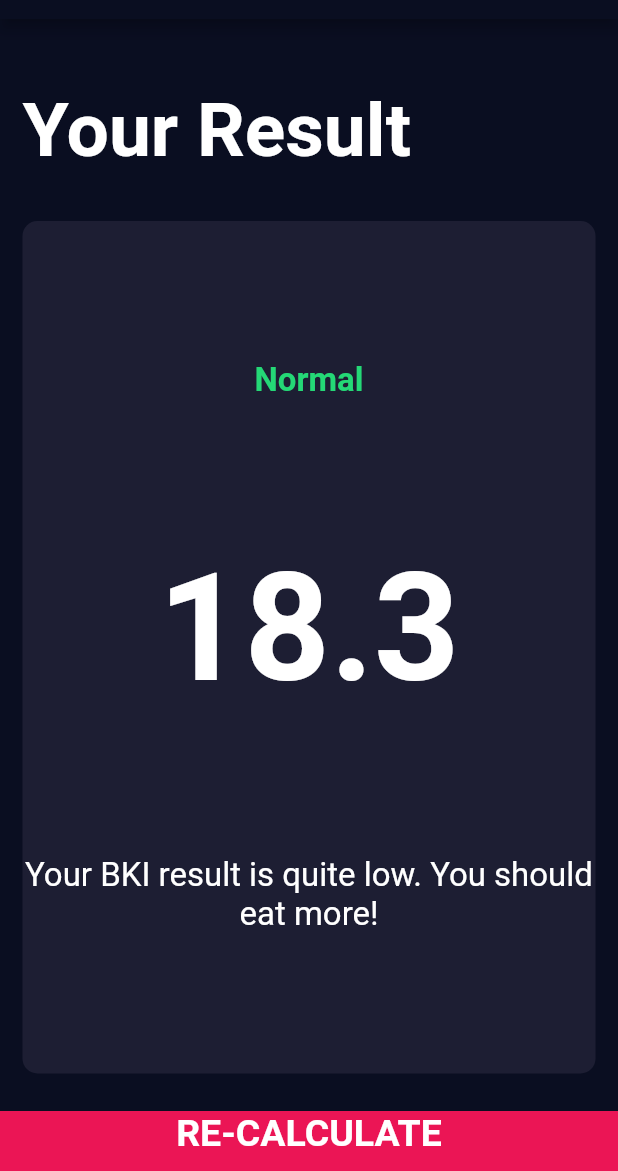
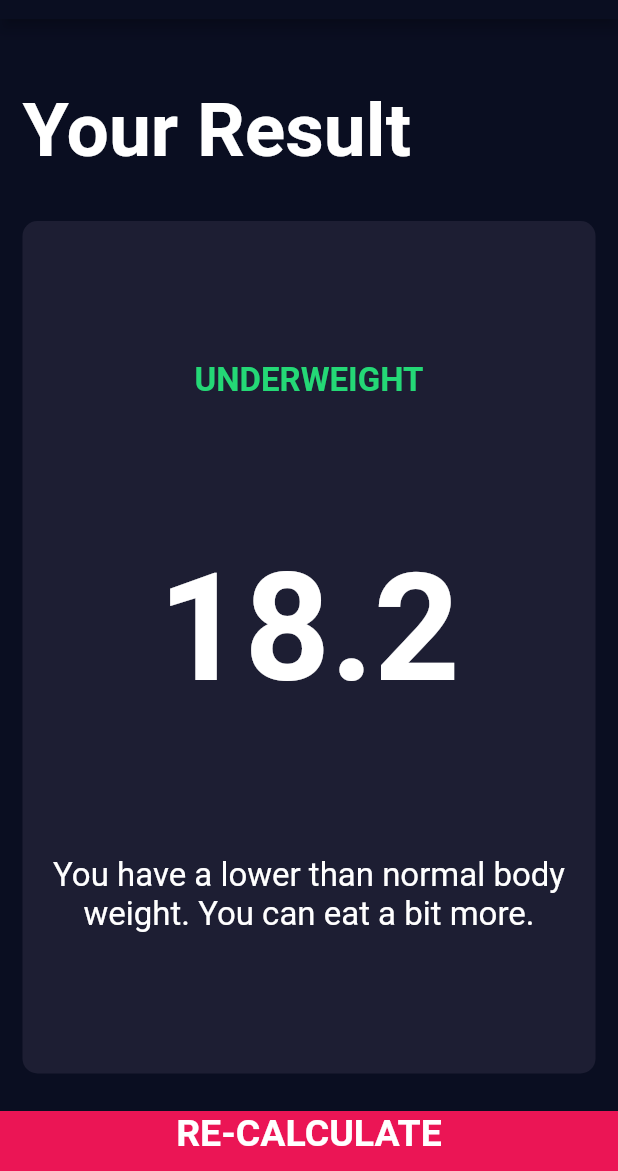
Before and after one commit to Talbekk/bmi-calculator, a Flutter app: the screen it shows after launch, after a tap on "CALCULATE", on a phone screen of 412 x 824 dp, the part 65-1236 px from its top. Run offline on Flutter 3.47's test engine with Material 2 defaults, Android fonts, the phone set to English and light mode, and no system bars; our stand-ins replace font_awesome_flutter.

Commit message:
adds functionality

```diff
--- /dev/null
+++ b/lib/calculator_brain.dart
@@ -0,0 +1,35 @@
+import 'dart:math';
+
+class CalculatorBrain {
+  CalculatorBrain({this.height, this.weight});
+
+  final int height;
+  final int weight;
+
+  double _bmi;
+
+  String calculateBMI() {
+    _bmi = weight / pow(height / 100, 2);
+    return _bmi.toStringAsFixed(1);
+  }
+
+  String getResult() {
+    if (_bmi >= 25) {
+      return 'Overweight';
+    } else if (_bmi > 18.5) {
+      return 'Normal';
+    } else {
+      return 'Underweight';
+    }
+  }
+
+  String getInterpretation() {
+    if (_bmi >= 25) {
+      return 'You have a higher than normal body weight. Try to exercise more.';
+    } else if (_bmi > 18.5) {
+      return 'You have a normal body weight. Good job!';
+    } else {
+      return 'You have a lower than normal body weight. You can eat a bit more.';
+    }
+  }
+}
--- a/lib/screens/input_page.dart
+++ b/lib/screens/input_page.dart
@@ -6,6 +6,7 @@
 import '../components/bottom_button.dart';
 import '../components/icon_content.dart';
 import '../constants.dart';
+import '../calculator_brain.dart';
 
 enum Gender {
   male,
@@ -216,10 +217,16 @@
           BottomButton(
             buttonTitle: 'CALCULATE',
             onTap: () {
+              CalculatorBrain calc =
+                  CalculatorBrain(height: height, weight: weight);
               Navigator.push(
                 context,
                 MaterialPageRoute(
-                  builder: (context) => ResultsPage(),
+                  builder: (context) => ResultsPage(
+                    bmiResult: calc.calculateBMI(),
+                    resultText: calc.getResult(),
+                    interpretation: calc.getInterpretation(),
+                  ),
                 ),
               );
             },
--- a/lib/screens/results_page.dart
+++ b/lib/screens/results_page.dart
@@ -5,6 +5,14 @@
 import '../components/reusable_card.dart';
 
 class ResultsPage extends StatelessWidget {
+  ResultsPage({
+    @required this.bmiResult,
+    @required this.resultText,
+    @required this.interpretation,
+  });
+  final String bmiResult;
+  final String resultText;
+  final String interpretation;
   @override
   Widget build(BuildContext context) {
     return Scaffold(
@@ -33,15 +41,15 @@
                 crossAxisAlignment: CrossAxisAlignment.center,
                 children: [
                   Text(
-                    'Normal',
+                    resultText.toUpperCase(),
                     style: kResultTextStyle,
                   ),
                   Text(
-                    '18.3',
+                    bmiResult,
                     style: kBMITextStyle,
                   ),
                   Text(
-                    'Your BKI result is quite low. You should eat more!',
+                    interpretation,
                     style: kBodyTextStyle,
                     textAlign: TextAlign.center,
                   ),
```
